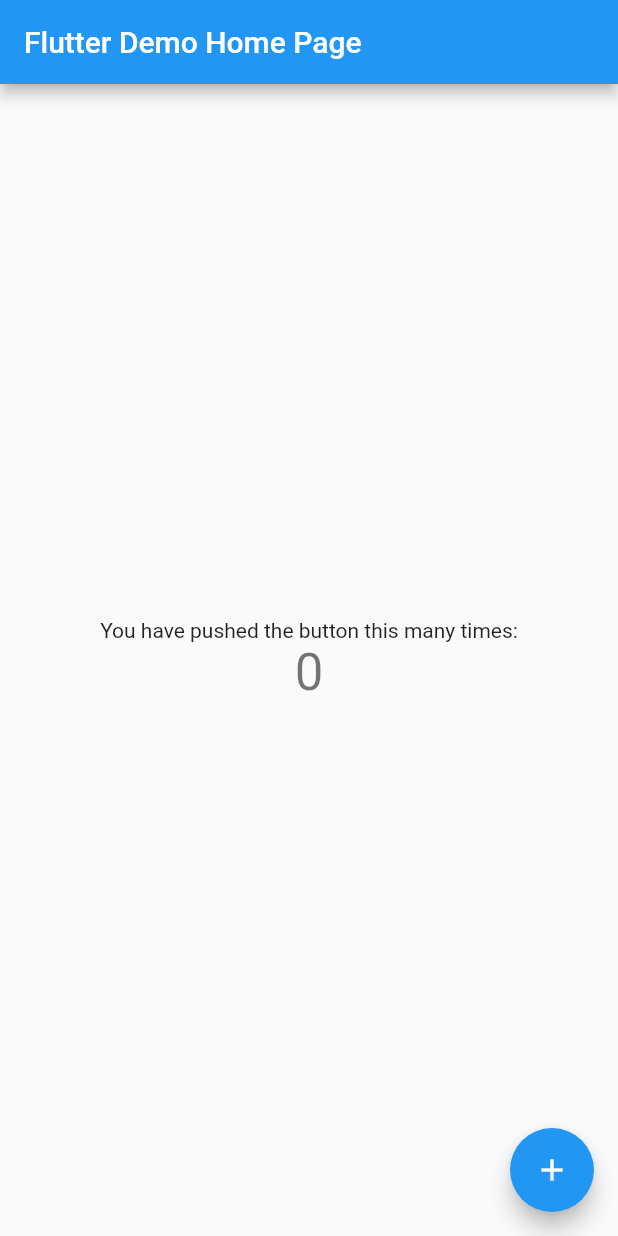
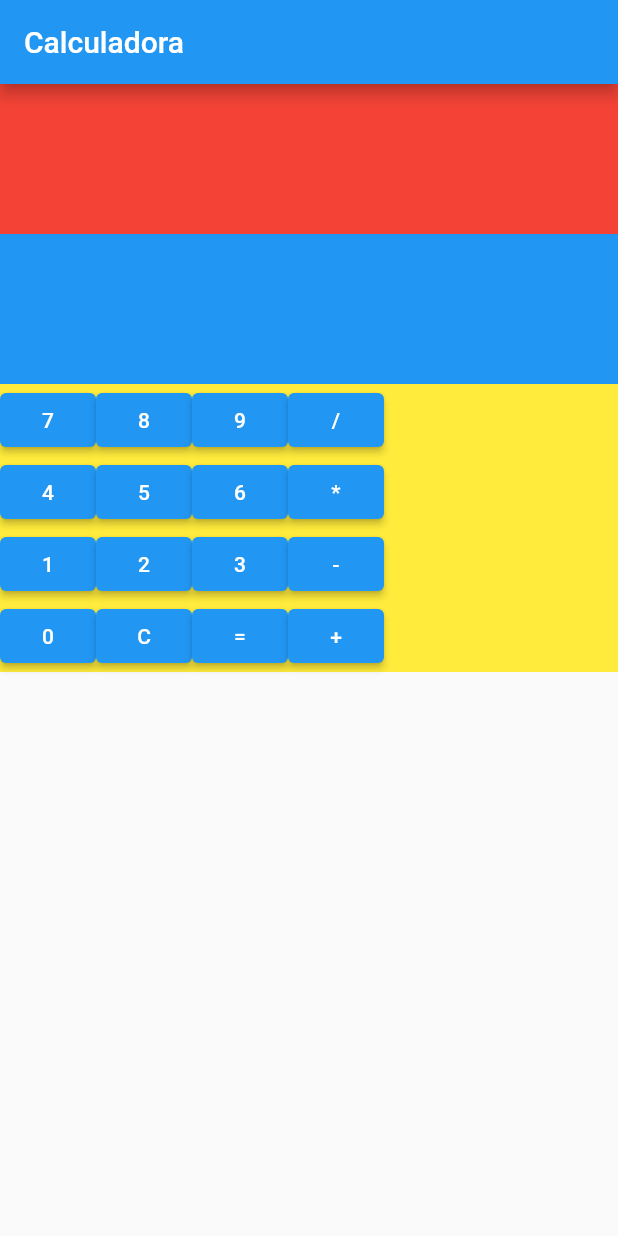
Before and after one commit to osbbarr1/taller2S2, a Flutter app: the screen it shows after launch, on a phone screen of 412 x 824 dp. Run offline on Flutter 3.47's test engine with Material 2 defaults, Android fonts, the phone set to English and light mode, and no system bars.

Commit message:
Se crea homepage y botones de calculadora

```diff
--- a/taller2s2/lib/main.dart
+++ b/taller2s2/lib/main.dart
@@ -1,4 +1,5 @@
 import 'package:flutter/material.dart';
+import 'package:taller2s2/page/home-page.dart';
 
 void main() {
   runApp(MyApp());
@@ -9,105 +10,9 @@
   @override
   Widget build(BuildContext context) {
     return MaterialApp(
-      title: 'Flutter Demo',
-      theme: ThemeData(
-        // This is the theme of your application.
-        //
-        // Try running your application with "flutter run". You'll see the
-        // application has a blue toolbar. Then, without quitting the app, try
-        // changing the primarySwatch below to Colors.green and then invoke
-        // "hot reload" (press "r" in the console where you ran "flutter run",
-        // or simply save your changes to "hot reload" in a Flutter IDE).
-        // Notice that the counter didn't reset back to zero; the application
-        // is not restarted.
-        primarySwatch: Colors.blue,
-      ),
-      home: MyHomePage(title: 'Flutter Demo Home Page'),
+      title: 'Aplicacion de Taller 1',
+      theme: ThemeData.light(),
+      home: HomePage(),
     );
   }
 }
-
-class MyHomePage extends StatefulWidget {
-  MyHomePage({Key key, this.title}) : super(key: key);
-
-  // This widget is the home page of your application. It is stateful, meaning
-  // that it has a State object (defined below) that contains fields that affect
-  // how it looks.
-
-  // This class is the configuration for the state. It holds the values (in this
-  // case the title) provided by the parent (in this case the App widget) and
-  // used by the build method of the State. Fields in a Widget subclass are
-  // always marked "final".
-
-  final String title;
-
-  @override
-  _MyHomePageState createState() => _MyHomePageState();
-}
-
-class _MyHomePageState extends State<MyHomePage> {
-  int _counter = 0;
-
-  void _incrementCounter() {
-    setState(() {
-      // This call to setState tells the Flutter framework that something has
-      // changed in this State, which causes it to rerun the build method below
-      // so that the display can reflect the updated values. If we changed
-      // _counter without calling setState(), then the build method would not be
-      // called again, and so nothing would appear to happen.
-      _counter++;
-    });
-  }
-
-  @override
-  Widget build(BuildContext context) {
-    // This method is rerun every time setState is called, for instance as done
-    // by the _incrementCounter method above.
-    //
-    // The Flutter framework has been optimized to make rerunning build methods
-    // fast, so that you can just rebuild anything that needs updating rather
-    // than having to individually change instances of widgets.
-    return Scaffold(
-      appBar: AppBar(
-        // Here we take the value from the MyHomePage object that was created by
-        // the App.build method, and use it to set our appbar title.
-        title: Text(widget.title),
-      ),
-      body: Center(
-        // Center is a layout widget. It takes a single child and positions it
-        // in the middle of the parent.
-        child: Column(
-          // Column is also a layout widget. It takes a list of children and
-          // arranges them vertically. By default, it sizes itself to fit its
-          // children horizontally, and tries to be as tall as its parent.
-          //
-          // Invoke "debug painting" (press "p" in the console, choose the
-          // "Toggle Debug Paint" action from the Flutter Inspector in Android
-          // Studio, or the "Toggle Debug Paint" command in Visual Studio Code)
-          // to see the wireframe for each widget.
-          //
-          // Column has various properties to control how it sizes itself and
-          // how it positions its children. Here we use mainAxisAlignment to
-          // center the children vertically; the main axis here is the vertical
-          // axis because Columns are vertical (the cross axis would be
-          // horizontal).
-          mainAxisAlignment: MainAxisAlignment.center,
-          children: <Widget>[
-            Text(
-              'You have pushed the button this many times:',
-            ),
-            Text(
-              '$_counter',
-              style: Theme.of(context).textTheme.headline4,
-            ),
-          ],
-        ),
-      ),
-      floatingActionButton: FloatingActionButton(
-        onPressed: _incrementCounter,
-        tooltip: 'Increment',
-        child: Icon(Icons.add),
-      ), // This trailing comma makes auto-formatting nicer for build methods.
-    );
-  }
-}
--- /dev/null
+++ b/taller2s2/lib/page/home-page.dart
@@ -0,0 +1,73 @@
+import 'package:flutter/cupertino.dart';
+import 'package:flutter/material.dart';
+
+class HomePage extends StatefulWidget {
+  @override
+  _HomePageState createState() => _HomePageState();
+}
+
+class _HomePageState extends State<HomePage> {
+  @override
+  Widget build(BuildContext context) {
+    return Scaffold(
+      appBar: AppBar(
+        title: Text("Calculadora"),
+      ),
+      body: body(),
+    );
+  }
+
+  Widget body() {
+    return Column(
+      children: [
+        Container(
+          color: Colors.red,
+          height: 100,
+        ),
+        Container(
+          color: Colors.blue,
+          height: 100,
+        ),
+        Container(
+          color: Colors.yellow,
+          child: Column(
+            children: [
+              Row(
+                children: [
+                  ElevatedButton(onPressed: () {}, child: Text("7")),
+                  ElevatedButton(onPressed: () {}, child: Text("8")),
+                  ElevatedButton(onPressed: () {}, child: Text("9")),
+                  ElevatedButton(onPressed: () {}, child: Text("/")),
+                ],
+              ),
+              Row(
+                children: [
+                  ElevatedButton(onPressed: () {}, child: Text("4")),
+                  ElevatedButton(onPressed: () {}, child: Text("5")),
+                  ElevatedButton(onPressed: () {}, child: Text("6")),
+                  ElevatedButton(onPressed: () {}, child: Text("*")),
+                ],
+              ),
+              Row(
+                children: [
+                  ElevatedButton(onPressed: () {}, child: Text("1")),
+                  ElevatedButton(onPressed: () {}, child: Text("2")),
+                  ElevatedButton(onPressed: () {}, child: Text("3")),
+                  ElevatedButton(onPressed: () {}, child: Text("-")),
+                ],
+              ),
+              Row(
+                children: [
+                  ElevatedButton(onPressed: () {}, child: Text("0")),
+                  ElevatedButton(onPressed: () {}, child: Text("C")),
+                  ElevatedButton(onPressed: () {}, child: Text("=")),
+                  ElevatedButton(onPressed: () {}, child: Text("+")),
+                ],
+              )
+            ],
+          ),
+        )
+      ],
+    );
+  }
+}
```
